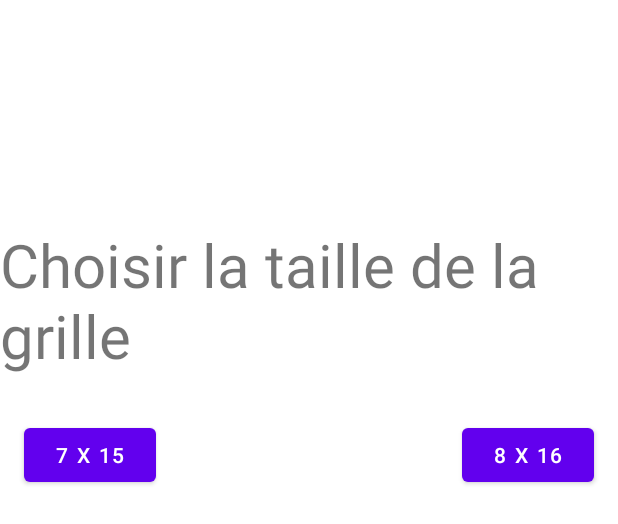
After one commit to alexandrecai/ProgrammationGraphique, an Android app: the layout activity_menu.xml on its own in the app's theme, with its tools: preview values and no code run, on a phone screen of 412 x 824 dp. The commit adds this screen. Shown: the top 524 px of the screen. Run offline under Robolectric (Android 15) with nearby library versions, the phone set to English and light mode, and no system bars.

Commit message:
grid size choose added

```diff
--- /dev/null
+++ b/tp_opengl/app/src/main/res/layout/activity_menu.xml
@@ -0,0 +1,47 @@
+<?xml version="1.0" encoding="utf-8"?>
+<androidx.constraintlayout.widget.ConstraintLayout xmlns:android="http://schemas.android.com/apk/res/android"
+    xmlns:app="http://schemas.android.com/apk/res-auto"
+    xmlns:tools="http://schemas.android.com/tools"
+    android:layout_width="match_parent"
+    android:layout_height="match_parent"
+    tools:context=".MenuActivity">
+
+    <TextView
+        android:id="@+id/textView"
+        android:layout_width="wrap_content"
+        android:layout_height="wrap_content"
+        android:text="Choisir la taille de la grille"
+        android:textSize="60px"
+        app:layout_constraintBottom_toBottomOf="parent"
+        app:layout_constraintEnd_toEndOf="parent"
+        app:layout_constraintHorizontal_bias="0.498"
+        app:layout_constraintStart_toStartOf="parent"
+        app:layout_constraintTop_toTopOf="parent"
+        app:layout_constraintVertical_bias="0.207" />
+
+    <Button
+        android:id="@+id/buttonLeft"
+        android:layout_width="wrap_content"
+        android:layout_height="wrap_content"
+        android:text="7 x 15"
+        app:layout_constraintBottom_toBottomOf="parent"
+        app:layout_constraintEnd_toEndOf="parent"
+        app:layout_constraintHorizontal_bias="0.049"
+        app:layout_constraintStart_toStartOf="parent"
+        app:layout_constraintTop_toTopOf="parent"
+        app:layout_constraintVertical_bias="0.36"
+        tools:ignore="MissingConstraints" />
+
+    <Button
+        android:id="@+id/buttonRight"
+        android:layout_width="wrap_content"
+        android:layout_height="wrap_content"
+        android:text="8 x 16"
+        app:layout_constraintBottom_toBottomOf="parent"
+        app:layout_constraintEnd_toEndOf="parent"
+        app:layout_constraintHorizontal_bias="0.95"
+        app:layout_constraintStart_toStartOf="parent"
+        app:layout_constraintTop_toTopOf="parent"
+        app:layout_constraintVertical_bias="0.36"
+        tools:ignore="MissingConstraints" />
+</androidx.constraintlayout.widget.ConstraintLayout>
```
Also changed, not shown: tp_opengl/app/src/main/AndroidManifest.xml (+15 -7 lines), tp_opengl/app/src/main/java/com/example/tp_opengl/MenuActivity.java (added, +37 -0 lines), tp_opengl/app/src/main/java/com/example/tp_opengl/MyGLRenderer.java (+16 -3 lines), tp_opengl/app/src/main/java/com/example/tp_opengl/MyGLSurfaceView.java (+7 -63 lines), tp_opengl/app/src/main/java/com/example/tp_opengl/OpenGLES30Activity.java (+14 -1 lines).
